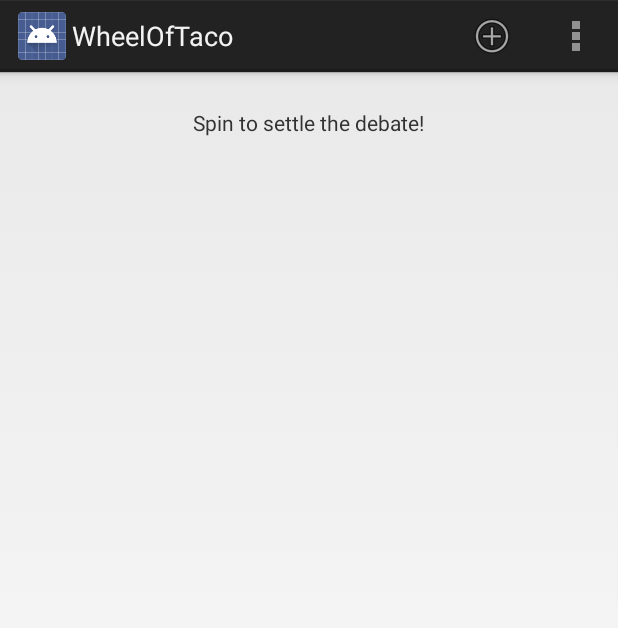
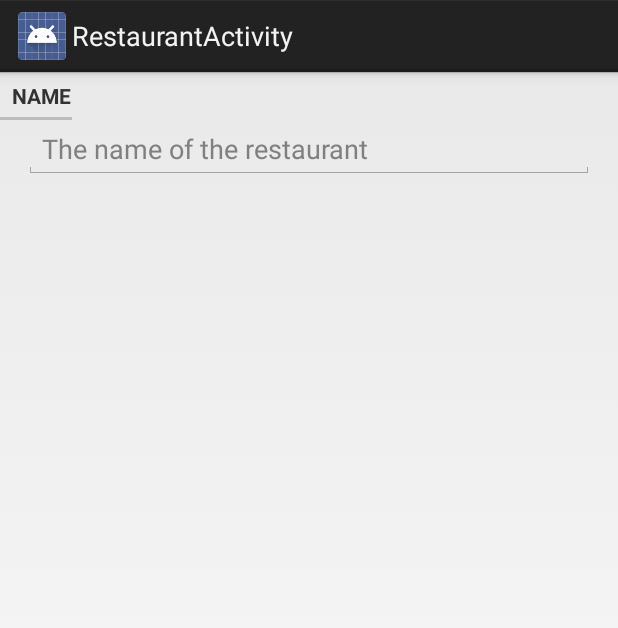
Before and after one commit to dgreenhalgh/wheel-of-taco, an Android app: the screen it shows after launch (WheelActivity before the commit, RestaurantActivity after it), after a tap on "Add restaurant", on a phone screen of 412 x 824 dp. Shown: the top 628 px of the screen. Run offline under Robolectric (Android 15) with nearby library versions, the phone set to English and light mode, and no system bars.

Commit message:
Added model and file I/O

```diff
--- a/app/build.gradle
+++ b/app/build.gradle
@@ -22,5 +22,8 @@ android {
 dependencies {
     compile fileTree(dir: 'libs', include: ['*.jar'])
     // You must install or update the Support Repository through the SDK manager to use this dependency.
+    // You must install or update the Support Repository through the SDK manager to use this dependency.
+    // You must install or update the Support Repository through the SDK manager to use this dependency.
     compile 'com.android.support:support-v4:20.+'
+    compile 'com.android.support:appcompat-v7:19.+'
 }
--- a/app/src/main/AndroidManifest.xml
+++ b/app/src/main/AndroidManifest.xml
@@ -16,6 +16,10 @@
                 <category android:name="android.intent.category.LAUNCHER" />
             </intent-filter>
         </activity>
+        <activity
+            android:name=".RestaurantActivity"
+            android:label="@string/title_activity_restaurant" >
+        </activity>
     </application>
 
 </manifest>
--- /dev/null
+++ b/app/src/main/java/com/dgreenhalgh/android/wheeloftaco/Restaurant.java
@@ -0,0 +1,46 @@
+package com.dgreenhalgh.android.wheeloftaco;
+
+import android.graphics.Color;
+
+import org.json.JSONException;
+import org.json.JSONObject;
+
+import java.util.Random;
+
+public class Restaurant {
+
+    private static final String JSON_NAME = "name";
+    private static final String JSON_WHEEL_SLICE_COLOR = "wheel_slice_color";
+
+    private String mName;
+    private int mWheelSliceColor;
+
+    public Restaurant() {
+        Random rand = new Random();
+        mWheelSliceColor = Color.argb(255, rand.nextInt(256), rand.nextInt(256), rand.nextInt(256));
+    }
+
+    public Restaurant(JSONObject json) throws JSONException {
+        mName = json.getString(JSON_NAME);
+        mWheelSliceColor = json.getInt(JSON_WHEEL_SLICE_COLOR);
+    }
+
+    public String getName() {
+        return mName;
+    }
+
+    public void setName(String name) {
+        mName = name;
+    }
+
+    public int getWheelSliceColor() {
+        return mWheelSliceColor;
+    }
+
+    public JSONObject toJSON() throws JSONException {
+        JSONObject json = new JSONObject();
+        json.put(JSON_NAME, mName);
+        json.put(JSON_WHEEL_SLICE_COLOR, mWheelSliceColor);
+        return json;
+    }
+}
--- /dev/null
+++ b/app/src/main/java/com/dgreenhalgh/android/wheeloftaco/RestaurantActivity.java
@@ -0,0 +1,16 @@
+package com.dgreenhalgh.android.wheeloftaco;
+
+import android.support.v4.app.Fragment;
+import android.support.v7.app.ActionBarActivity;
+import android.os.Bundle;
+import android.view.Menu;
+import android.view.MenuItem;
+import com.dgreenhalgh.android.wheeloftaco.R;
+
+public class RestaurantActivity extends SingleFragmentActivity {
+
+    @Override
+    protected Fragment createFragment() {
+        return new RestaurantFragment();
+    }
+}
--- /dev/null
+++ b/app/src/main/java/com/dgreenhalgh/android/wheeloftaco/RestaurantAdapter.java
@@ -0,0 +1,57 @@
+package com.dgreenhalgh.android.wheeloftaco;
+
+import android.content.Context;
+import android.util.Log;
+
+import org.json.JSONException;
+
+import java.io.BufferedReader;
+import java.io.IOException;
+import java.io.InputStream;
+import java.util.ArrayList;
+
+public class RestaurantAdapter {
+    private static final String TAG = "RestaurantAdapter";
+    private static final String FILENAME = "restaurants.json";
+
+    private ArrayList<Restaurant> mRestaurants;
+    private WheelOfTacoJSONSerializer mSerializer;
+
+    private static RestaurantAdapter sRestaurantAdapter;
+    private Context mAppContext;
+
+    private RestaurantAdapter(Context appContext) {
+        mAppContext = appContext;
+        mSerializer = new WheelOfTacoJSONSerializer(mAppContext, FILENAME);
+
+        try {
+            mRestaurants = mSerializer.loadRestaurants();
+        } catch(Exception e) {
+            mRestaurants = new ArrayList<Restaurant>();
+            Log.e(TAG, "Error loading restaurants: ", e);
+        }
+    }
+
+    public static RestaurantAdapter get(Context context) {
+        if(sRestaurantAdapter == null) {
+            sRestaurantAdapter = new RestaurantAdapter(context.getApplicationContext());
+        }
+
+        return sRestaurantAdapter;
+    }
+
+    public void addRestaurant(Restaurant restaurant) {
+        mRestaurants.add(restaurant);
+    }
+
+    public boolean saveRestaurants() {
+        try {
+            mSerializer.saveRestaurants(mRestaurants);
+            return true;
+        } catch(Exception e) {
+            Log.e(TAG, "Error saving restaurants: ", e);
+            return false;
+        }
+    }
+
+}
--- /dev/null
+++ b/app/src/main/java/com/dgreenhalgh/android/wheeloftaco/RestaurantFragment.java
@@ -0,0 +1,28 @@
+package com.dgreenhalgh.android.wheeloftaco;
+
+import android.os.Bundle;
+import android.support.v4.app.Fragment;
+import android.view.LayoutInflater;
+import android.view.View;
+import android.view.ViewGroup;
+import android.widget.EditText;
+
+public class RestaurantFragment extends Fragment {
+
+    public static String EXTRA_RESTAURANT_NAME = "wheeloftaco.RESTAURANT_NAME";
+
+    private EditText mRestaurantNameEditText;
+
+    @Override
+    public View onCreateView(LayoutInflater inflater, ViewGroup container,
+                             Bundle savedInstanceState) {
+        // Inflate the layout for this fragment
+        View view = inflater.inflate(R.layout.fragment_restaurant, container, false);
+
+        mRestaurantNameEditText = (EditText)view.findViewById(R.id.restaurant_name_edit_text);
+
+        return view;
+    }
+
+
+}
--- a/app/src/main/java/com/dgreenhalgh/android/wheeloftaco/WheelFragment.java
+++ b/app/src/main/java/com/dgreenhalgh/android/wheeloftaco/WheelFragment.java
@@ -2,15 +2,16 @@ package com.dgreenhalgh.android.wheeloftaco;
 
 
 
+import android.content.Intent;
 import android.os.Bundle;
 import android.support.v4.app.Fragment;
 import android.view.LayoutInflater;
 import android.view.Menu;
 import android.view.MenuInflater;
+import android.view.MenuItem;
 import android.view.View;
 import android.view.ViewGroup;
 import android.widget.TextView;
-
 
 public class WheelFragment extends Fragment {
 
@@ -38,4 +39,25 @@ public class WheelFragment extends Fragment {
         inflater.inflate(R.menu.restaurant, menu);
     }
 
+    @Override
+    public boolean onOptionsItemSelected(MenuItem item) {
+        switch(item.getItemId()) {
+            case R.id.menu_add_restaurant:
+                Restaurant restaurant = new Restaurant();
+                RestaurantAdapter.get(getActivity()).addRestaurant(restaurant);
+                Intent intent = new Intent(getActivity(), RestaurantActivity.class);
+                startActivityForResult(intent, 0);
+                return true;
+            // TODO: Add "edit restaurants" menu item
+            default:
+                return super.onOptionsItemSelected(item);
+        }
+    }
+
+    @Override
+    public void onPause() {
+        super.onPause();
+        RestaurantAdapter.get(getActivity()).saveRestaurants();
+    }
+
 }
--- /dev/null
+++ b/app/src/main/java/com/dgreenhalgh/android/wheeloftaco/WheelOfTacoJSONSerializer.java
@@ -0,0 +1,79 @@
+package com.dgreenhalgh.android.wheeloftaco;
+
+import android.content.Context;
+
+import org.json.JSONArray;
+import org.json.JSONException;
+import org.json.JSONTokener;
+
+import java.io.BufferedReader;
+import java.io.FileNotFoundException;
+import java.io.IOException;
+import java.io.InputStream;
+import java.io.InputStreamReader;
+import java.io.OutputStream;
+import java.io.OutputStreamWriter;
+import java.io.Writer;
+import java.util.ArrayList;
+
+public class WheelOfTacoJSONSerializer {
+
+    private Context mContext;
+    private String mFilename;
+
+    public WheelOfTacoJSONSerializer(Context context, String filename) {
+        mContext = context;
+        mFilename = filename;
+    }
+
+    public void saveRestaurants(ArrayList<Restaurant> restaurants) throws JSONException, IOException {
+        JSONArray jsonArray = new JSONArray();
+        for(Restaurant restaurant : restaurants) {
+            jsonArray.put(restaurant.toJSON());
+        }
+
+        Writer writer = null;
+        try {
+            OutputStream out = mContext.openFileOutput(mFilename, Context.MODE_PRIVATE);
+            writer = new OutputStreamWriter(out);
+            writer.write(jsonArray.toString());
+        } finally {
+            if(writer != null) {
+                writer.close();
+            }
+        }
+    }
+
+
+    public ArrayList<Restaurant> loadRestaurants() throws IOException, JSONException {
+        ArrayList<Restaurant> restaurants = new ArrayList<Restaurant>();
+        BufferedReader reader = null;
+
+        try {
+            InputStream in = mContext.openFileInput(mFilename);
+            reader = new BufferedReader(new InputStreamReader(in));
+            StringBuilder jsonString = new StringBuilder();
+            String line = null;
+
+            while((line = reader.readLine()) != null) {
+                jsonString.append(line);
+            }
+
+            JSONArray jsonArray = (JSONArray) new JSONTokener(jsonString.toString()).nextValue();
+
+            for(int iRestaurant = 0; iRestaurant < jsonArray.length(); iRestaurant++) {
+                restaurants.add(new Restaurant(jsonArray.getJSONObject(iRestaurant)));
+            }
+        } catch(FileNotFoundException fne) {
+
+        } finally {
+            if(reader != null) {
+                if(reader != null) {
+                    reader.close();
+                }
+            }
+        }
+
+        return restaurants;
+    }
+}
--- /dev/null
+++ b/app/src/main/res/layout/fragment_restaurant.xml
@@ -0,0 +1,21 @@
+<LinearLayout xmlns:android="http://schemas.android.com/apk/res/android"
+    xmlns:tools="http://schemas.android.com/tools"
+    android:layout_width="match_parent"
+    android:layout_height="match_parent"
+    android:orientation="vertical"
+    tools:context="com.dgreenhalgh.android.wheeloftaco.RestaurantFragment">
+
+    <TextView
+        android:layout_width="wrap_content"
+        android:layout_height="wrap_content"
+        android:text="@string/restaurant_name"
+        style="?android:listSeparatorTextViewStyle"/>
+
+    <EditText android:id="@+id/restaurant_name_edit_text"
+        android:layout_width="match_parent"
+        android:layout_height="wrap_content"
+        android:layout_marginLeft="16dp"
+        android:layout_marginRight="16dp"
+        android:hint="@string/restaurant_name_hint"/>
+
+</LinearLayout>
--- a/app/src/main/res/menu/restaurant.xml
+++ b/app/src/main/res/menu/restaurant.xml
@@ -1,14 +1,14 @@
 <menu xmlns:android="http://schemas.android.com/apk/res/android"
+    xmlns:app="http://schemas.android.com/apk/res-auto"
     xmlns:tools="http://schemas.android.com/tools"
-    tools:context=".WheelFragment" >
+    tools:context="com.dgreenhalgh.android.wheeloftaco.RestaurantActivity" >
 
-    <item android:id="@+id/add_restaurant"
-          android:icon="@android:drawable/ic_menu_add"
-          android:title="@string/wheel_menu_add_restaurant"
-          android:showAsAction="ifRoom|withText"/>
+    <item android:id="@+id/menu_add_restaurant"
+        android:title="@string/wheel_menu_add_restaurant"
+        android:icon="@android:drawable/ic_menu_add"
+        android:showAsAction="ifRoom|withText" />
 
-    <item android:id="@+id/edit_restaurants"
-        android:title="@string/wheel_menu_edit_restaurants"
-        android:showAsAction="never" />
-
+    <item android:id="@+id/menu_edit_restaurants"
+          android:title="@string/wheel_menu_edit_restaurants"
+          android:showAsAction="never"/>
 </menu>
--- a/app/src/main/res/values/strings.xml
+++ b/app/src/main/res/values/strings.xml
@@ -11,4 +11,9 @@
 
     <string name="wheel_menu_add_restaurant">Add restaurant</string>
     <string name="wheel_menu_edit_restaurants">Edit restaurants</string>
+
+    <string name="title_activity_restaurant">RestaurantActivity</string>
+    <string name="restaurant_name">Name</string>
+    <string name="restaurant_name_hint">The name of the restaurant</string>
+
 </resources>
```
Also changed, not shown: 1 other file.
